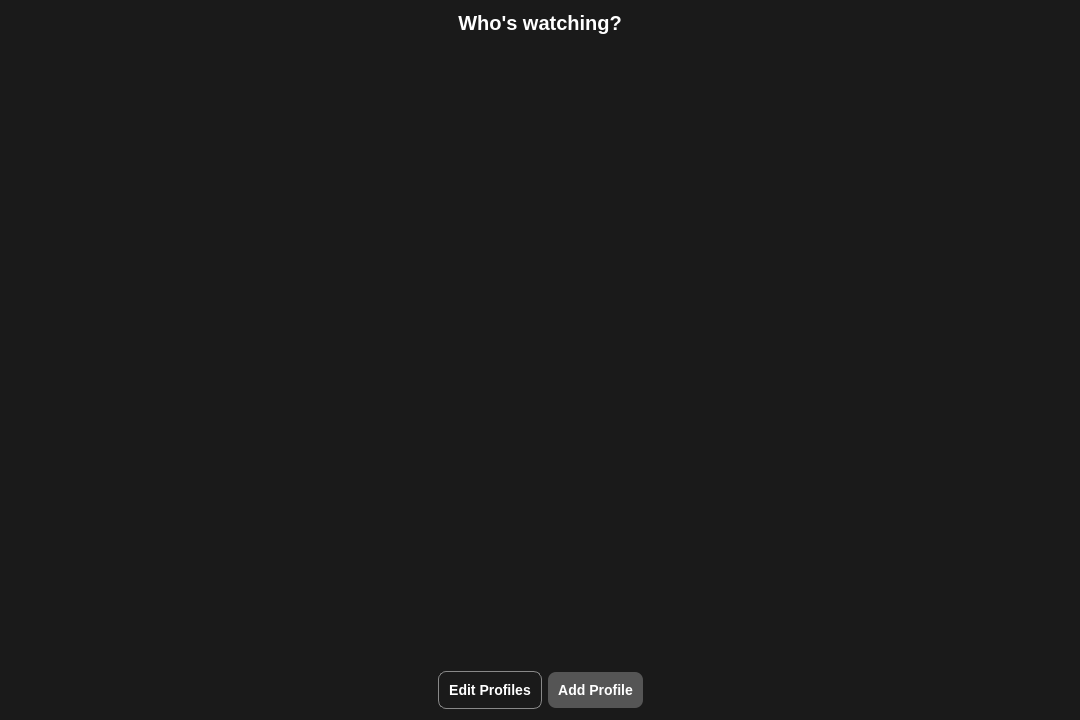
Abdulqader-Alshihabi/Movie-Organizer-Desktop-App, file welcome.ui: the form before one commit.
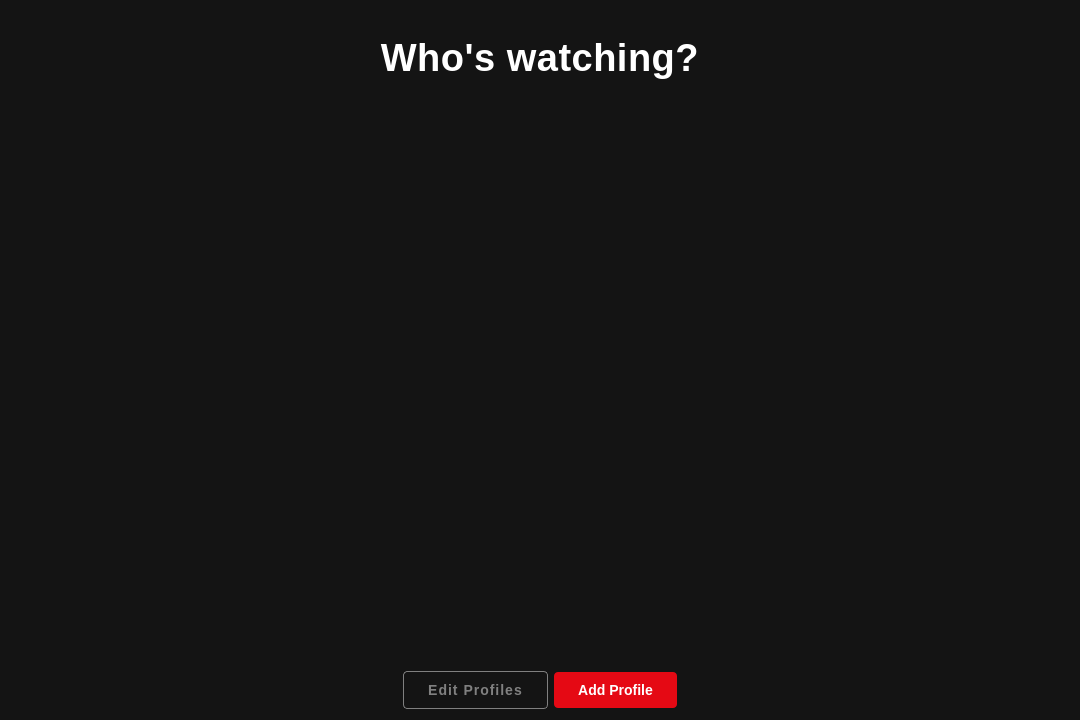
The form after the commit.

Commit message: feat: update CineVault with multi-profile authentication, clean emoji-free README, and author updates

What changed in the file:
```diff
--- a/welcome.ui
+++ b/welcome.ui
@@ -15,13 +15,20 @@
   </property>
   <property name="styleSheet">
    <string>
-    QDialog { background-color: #1a1a1a; }
-    QLabel#titleLabel { color: white; font-size: 20px; font-weight: bold; }
+    QDialog { background-color: #141414; }
+    QLabel#titleLabel {
+        color: white;
+        font-size: 38px;
+        font-weight: 600;
+        letter-spacing: 0.5px;
+        padding-top: 25px;
+        padding-bottom: 15px;
+    }
     QPushButton {
-        background-color: #555;
+        background-color: #333;
         color: white;
-        border-radius: 8px;
-        padding: 10px;
+        border-radius: 4px;
+        padding: 10px 22px;
         font-weight: bold;
         font-size: 14px;
     }
@@ -29,40 +36,66 @@
     
     QPushButton#editProfilesButton {
         background-color: transparent;
-        border: 1px solid #888;
+        border: 1px solid #808080;
+        color: #808080;
+        font-size: 14px;
+        letter-spacing: 1px;
+        padding: 10px 24px;
+        border-radius: 4px;
     }
     QPushButton#editProfilesButton:hover {
-        background-color: #222;
-        border: 1px solid #aaa;
+        background-color: transparent;
+        border: 1px solid #ffffff;
+        color: #ffffff;
+    }
+    QPushButton#addProfileButton {
+        background-color: #e50914;
+        color: white;
+        font-size: 14px;
+        font-weight: bold;
+        padding: 10px 24px;
+        border-radius: 4px;
+        border: none;
+    }
+    QPushButton#addProfileButton:hover {
+        background-color: #b80710;
     }
     QScrollArea { background-color: transparent; border: none; }
     QWidget#profileContainer { background-color: transparent; }
 
-    /* --- STYLES FOR DYNAMIC PROFILE CARDS --- */ 
+    /* --- STYLES FOR DYNAMIC PROFILE CARDS (NETFLIX STYLE) --- */ 
     QFrame#profileCard {
+        background-color: transparent;
+        border: none;
+    }
+    QFrame#avatarBox {
+        border: 3px solid transparent;
+        border-radius: 8px;
         background-color: #222;
-        border-radius: 10px;
     }
-    QFrame#profileCard:hover {
-        background-color: #333;
+    QFrame#avatarBox[hovered="true"] {
+        border: 3px solid #ffffff;
     }
     QLabel#profilePic { 
-        color: gray;
+        color: #666;
         font-size: 16px;
-        border: 1px solid #444;
-        border-radius: 10px;
-        background-color: #111;
+        border-radius: 6px;
+        background-color: #1a1a1a;
     }
     QLabel#profileName { 
-        color: white;
+        color: #808080;
+        font-weight: 500;
+        font-size: 16px;
+    }
+    QLabel#profileName[hovered="true"] {
+        color: #ffffff;
         font-weight: bold;
-        font-size: 14px;
     }
     QLabel#editOverlay { 
-        background-color: rgba(0, 0, 0, 0.6);
+        background-color: rgba(0, 0, 0, 0.65);
         color: white;
-        font-size: 60px;
-        border-radius: 10px;
+        font-size: 38px;
+        border-radius: 6px;
     }
     /* --- END DYNAMIC STYLES --- */
 
```
Left out of the diff: 2 changed lines with no effect on the pictures. The commit also changes 11 other files.
